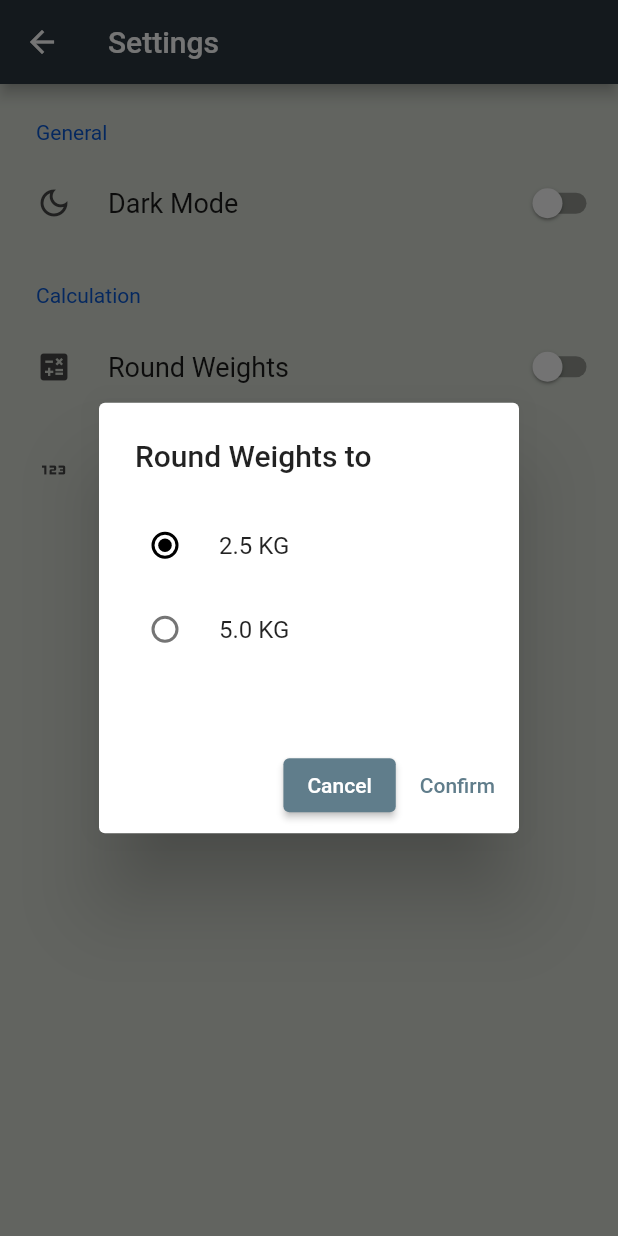
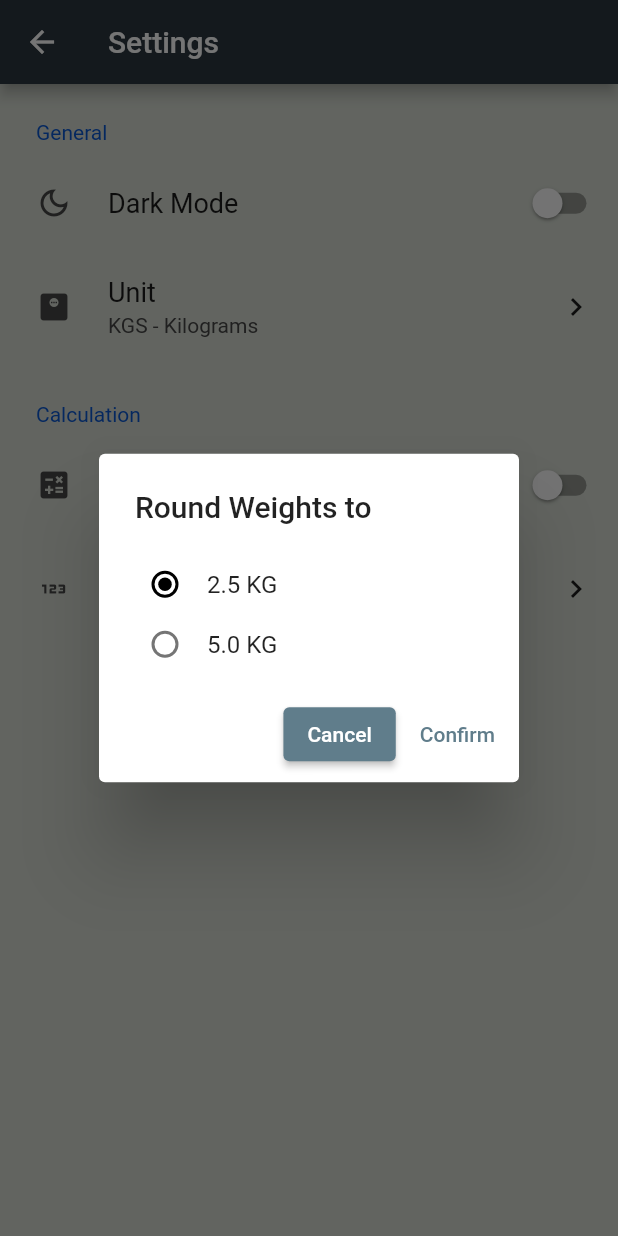
Before and after one commit to othman98shawgan/one-rep-max-calc, a Flutter app: the SettingsPage screen opened by its route, after a tap on "Round to nearest", on a phone screen of 412 x 824 dp. Run offline on Flutter 3.47's test engine with Material 2 defaults, Android fonts, the light colour scheme and no system bars; drawn by our look-alikes of settings_ui; our stand-ins replace shared_preferences; accounts and stored records are empty.

Commit message:
Feature/support lbs (#26)

```diff
--- a/lib/main.dart
+++ b/lib/main.dart
@@ -1,5 +1,6 @@
 import 'package:flutter/material.dart';
 import 'package:one_rep_max_calc/service/round_to_service.dart';
+import 'package:one_rep_max_calc/service/unit_service.dart';
 import 'package:one_rep_max_calc/ui/settings_page.dart';
 
 import 'service/theme_service.dart';
@@ -11,6 +12,7 @@
     MultiProvider(
       providers: [
         ChangeNotifierProvider(create: (context) => ThemeNotifier()),
+        ChangeNotifierProvider(create: (context) => UnitNotifier()),
         ChangeNotifierProvider(create: (context) => RoundNotifier()),
         ChangeNotifierProvider(create: (context) => RoundValueNotifier()),
       ],
--- a/lib/service/round_to_service.dart
+++ b/lib/service/round_to_service.dart
@@ -1,4 +1,5 @@
 import 'package:flutter/material.dart';
+import 'package:one_rep_max_calc/service/unit_service.dart';
 import 'package:provider/provider.dart';
 
 import 'store_manager.dart';
@@ -38,10 +39,23 @@
     StorageManager.saveData('roundValue', value);
     notifyListeners();
   }
+
+  void convertToKgs() async {
+    _roundValue /= 2;
+    StorageManager.saveData('roundValue', _roundValue);
+    notifyListeners();
+  }
+
+  void convertToLbs() async {
+    _roundValue *= 2;
+    StorageManager.saveData('roundValue', _roundValue);
+    notifyListeners();
+  }
 }
 
 showRoundToDialog(BuildContext context, double roundValue) async {
   var currentRoundValue = roundValue;
+  var isKg = Provider.of<UnitNotifier>(context, listen: false).unit == 'KGS';
 
   var confirmMethod = (() {
     Navigator.pop(context);
@@ -50,8 +64,7 @@
 
   AlertDialog alert = AlertDialog(
       title: const Text("Round Weights to"),
-      // titlePadding: const EdgeInsets.fromLTRB(8.0, 10.0, 8.0, 0),
-      contentPadding: const EdgeInsets.fromLTRB(0.0, 20.0, 0.0, 24.0),
+      contentPadding: const EdgeInsets.fromLTRB(0.0, 20.0, 0.0, 8.0),
       actions: [
         ElevatedButton(onPressed: () => Navigator.pop(context), child: const Text('Cancel')),
         TextButton(
@@ -60,17 +73,19 @@
         ),
       ],
       content: StatefulBuilder(builder: (BuildContext context, StateSetter setState) {
-        // currentRoundValue = RoundNotifier().getRoundValue();
         return Column(mainAxisSize: MainAxisSize.min, children: [
           Padding(
-            padding: const EdgeInsets.fromLTRB(24.0, 0.0, 24.0, 20.0),
+            padding: const EdgeInsets.fromLTRB(24.0, 0.0, 24.0, 0.0),
             child: Column(
               mainAxisSize: MainAxisSize.min,
               children: [
                 RadioListTile(
                   contentPadding: EdgeInsets.zero,
-                  title: const Text('2.5 KG'),
-                  value: 2.5,
+                  visualDensity: const VisualDensity(
+                      horizontal: VisualDensity.minimumDensity,
+                      vertical: VisualDensity.minimumDensity),
+                  title: isKg ? const Text('2.5 KG') : const Text('5.0 LBS'),
+                  value: isKg ? 2.5 : 5.0,
                   groupValue: currentRoundValue,
                   onChanged: (double? value) {
                     setState(() {
@@ -80,8 +95,11 @@
                 ),
                 RadioListTile(
                   contentPadding: EdgeInsets.zero,
-                  title: const Text('5.0 KG'),
-                  value: 5.0,
+                  visualDensity: const VisualDensity(
+                      horizontal: VisualDensity.minimumDensity,
+                      vertical: VisualDensity.minimumDensity),
+                  title: isKg ? const Text('5.0 KG') : const Text('10.0 LBS'),
+                  value: isKg ? 5.0 : 10.0,
                   groupValue: currentRoundValue,
                   onChanged: (double? value) {
                     setState(() {
--- /dev/null
+++ b/lib/service/unit_service.dart
@@ -0,0 +1,105 @@
+import 'package:flutter/material.dart';
+import 'package:provider/provider.dart';
+import 'round_to_service.dart';
+import 'store_manager.dart';
+
+class UnitNotifier with ChangeNotifier {
+  String _unit = 'KGS';
+  String get unit => _unit;
+
+  String _unitDesc = 'KGS - Kilograms';
+  String get unitDesc => _unitDesc;
+
+  UnitNotifier() {
+    StorageManager.readData('Unit').then((value) {
+      _unit = value ?? 'KGS';
+      _unitDesc = _unit == 'KGS' ? 'KGS - Kilograms' : 'LBS - Pounds';
+      notifyListeners();
+    });
+  }
+
+  void setKGS() async {
+    _unit = 'KGS';
+    _unitDesc = 'KGS - Kilograms';
+    StorageManager.saveData('Unit', 'KGS');
+    notifyListeners();
+  }
+
+  void setLBS() async {
+    _unit = 'LBS';
+    _unitDesc = 'LBS - Pounds';
+    StorageManager.saveData('Unit', 'LBS');
+    notifyListeners();
+  }
+}
+
+showUnitDialog(BuildContext context, String unit) async {
+  String? currentUnit = unit;
+
+  var confirmMethod = (() async {
+    Navigator.pop(context);
+    if (currentUnit == 'KGS') {
+      Provider.of<UnitNotifier>(context, listen: false).setKGS();
+      Provider.of<RoundValueNotifier>(context, listen: false).convertToKgs();
+    } else {
+      Provider.of<UnitNotifier>(context, listen: false).setLBS();
+      Provider.of<RoundValueNotifier>(context, listen: false).convertToLbs();
+    }
+  });
+
+  AlertDialog alert = AlertDialog(
+      title: const Text('Unit System'),
+      contentPadding: const EdgeInsets.fromLTRB(0.0, 20.0, 0.0, 16.0),
+      actions: [
+        ElevatedButton(onPressed: () => Navigator.pop(context), child: const Text('Cancel')),
+        TextButton(
+          onPressed: confirmMethod,
+          child: const Text('Confirm'),
+        ),
+      ],
+      content: StatefulBuilder(builder: (BuildContext context, StateSetter setState) {
+        return Column(mainAxisSize: MainAxisSize.min, children: [
+          Padding(
+            padding: const EdgeInsets.fromLTRB(24.0, 0.0, 24.0, 0.0),
+            child: Column(
+              mainAxisSize: MainAxisSize.min,
+              children: [
+                RadioListTile(
+                    contentPadding: EdgeInsets.zero,
+                    visualDensity: const VisualDensity(
+                        horizontal: VisualDensity.minimumDensity,
+                        vertical: VisualDensity.minimumDensity),
+                    value: 'KGS',
+                    title: const Text('KGS - Kilogram'),
+                    groupValue: currentUnit,
+                    onChanged: (val) {
+                      setState(() {
+                        currentUnit = val;
+                      });
+                    }),
+                RadioListTile(
+                    contentPadding: EdgeInsets.zero,
+                    visualDensity: const VisualDensity(
+                        horizontal: VisualDensity.minimumDensity,
+                        vertical: VisualDensity.minimumDensity),
+                    value: 'LBS',
+                    title: const Text('LBS - Pounds'),
+                    groupValue: currentUnit,
+                    onChanged: (val) {
+                      setState(() {
+                        currentUnit = val;
+                      });
+                    }),
+              ],
+            ),
+          ),
+        ]);
+      }));
+
+  showDialog(
+    context: context,
+    builder: (BuildContext context) {
+      return alert;
+    },
+  );
+}
--- a/lib/ui/settings_page.dart
+++ b/lib/ui/settings_page.dart
@@ -1,10 +1,9 @@
 import 'package:flutter/material.dart';
 import 'package:one_rep_max_calc/resources/colors.dart';
 import 'package:one_rep_max_calc/service/round_to_service.dart';
+import 'package:one_rep_max_calc/service/unit_service.dart';
 import 'package:provider/provider.dart';
 import 'package:settings_ui/settings_ui.dart';
-
-import '../service/store_manager.dart';
 import '../service/theme_service.dart';
 
 class SettingsPage extends StatefulWidget {
@@ -19,18 +18,8 @@
 class _SettingsPageState extends State<SettingsPage> {
   @override
   Widget build(BuildContext context) {
-    // Full screen width and height
-    double width = MediaQuery.of(context).size.width;
-    double height = MediaQuery.of(context).size.height;
-
-    // Height (without SafeArea)
-    var padding = MediaQuery.of(context).viewPadding;
-
-    // Height (without status and toolbar)
-    double height3 = height - padding.top - kToolbarHeight;
-
-    return Consumer3<ThemeNotifier, RoundNotifier, RoundValueNotifier>(
-      builder: (context, theme, roundWeightStatus, roundWeightValue, child) => Center(
+    return Consumer4<ThemeNotifier, RoundNotifier, RoundValueNotifier, UnitNotifier>(
+      builder: (context, theme, roundWeightStatus, roundWeightValue, unitProvider, child) => Center(
         child: Scaffold(
           appBar: AppBar(
             title: Text(widget.title),
@@ -53,6 +42,15 @@
                       }
                     },
                   ),
+                  SettingsTile.navigation(
+                    leading: const Icon(Icons.monitor_weight),
+                    title: const Text('Unit'),
+                    value: Text(unitProvider.unitDesc),
+                    trailing: const Icon(Icons.navigate_next),
+                    onPressed: (context) {
+                      showUnitDialog(context, unitProvider.unit);
+                    },
+                  ),
                 ],
               ),
               SettingsSection(
@@ -70,7 +68,8 @@
                     enabled: roundWeightStatus.getRoundStatus(),
                     leading: const Icon(Icons.onetwothree),
                     title: const Text('Round to nearest'),
-                    value: Text('${roundWeightValue.getRoundValue()} Kg'),
+                    value: Text('${roundWeightValue.getRoundValue()} ${unitProvider.unit}'),
+                    trailing: const Icon(Icons.navigate_next),
                     onPressed: (context) {
                       showRoundToDialog(context, roundWeightValue.getRoundValue());
                     },
--- a/pubspec.yaml
+++ b/pubspec.yaml
@@ -39,7 +39,7 @@
   settings_ui: ^2.0.2
   shared_preferences: ^2.0.15
   provider: ^6.0.4
-  flutter_launcher_icons: ^0.11.0
+  flutter_launcher_icons: ^0.13.1
 
 dev_dependencies:
   flutter_test:
```
Also changed, not shown: lib/ui/home_page.dart (+4 -4 lines).
